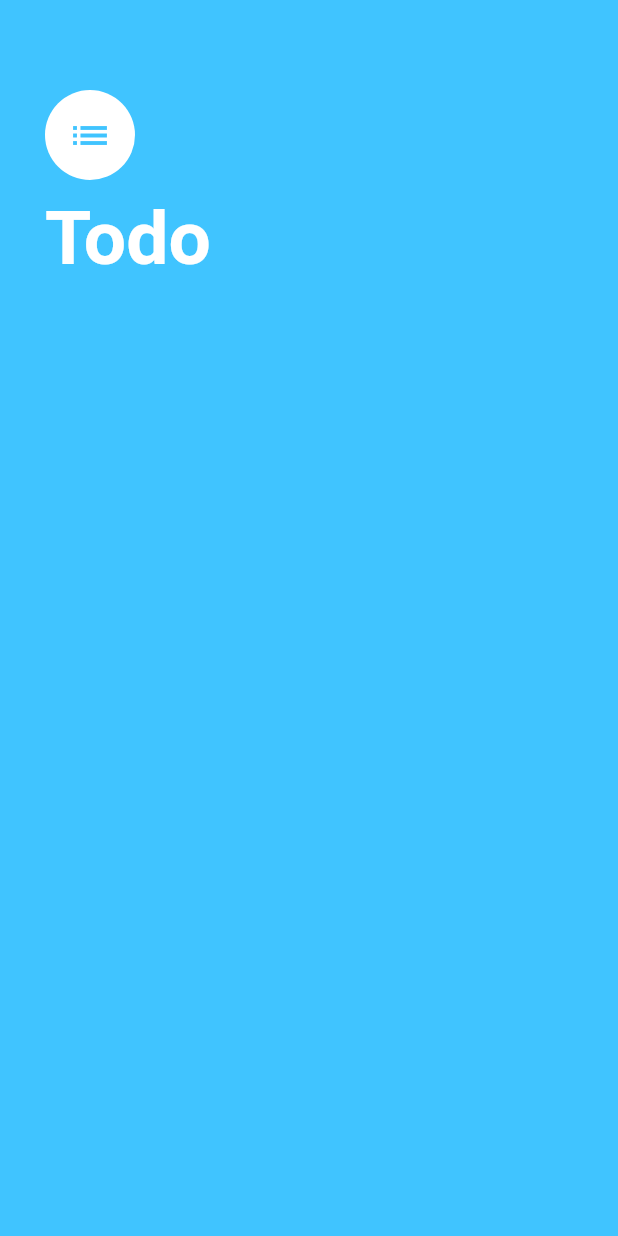
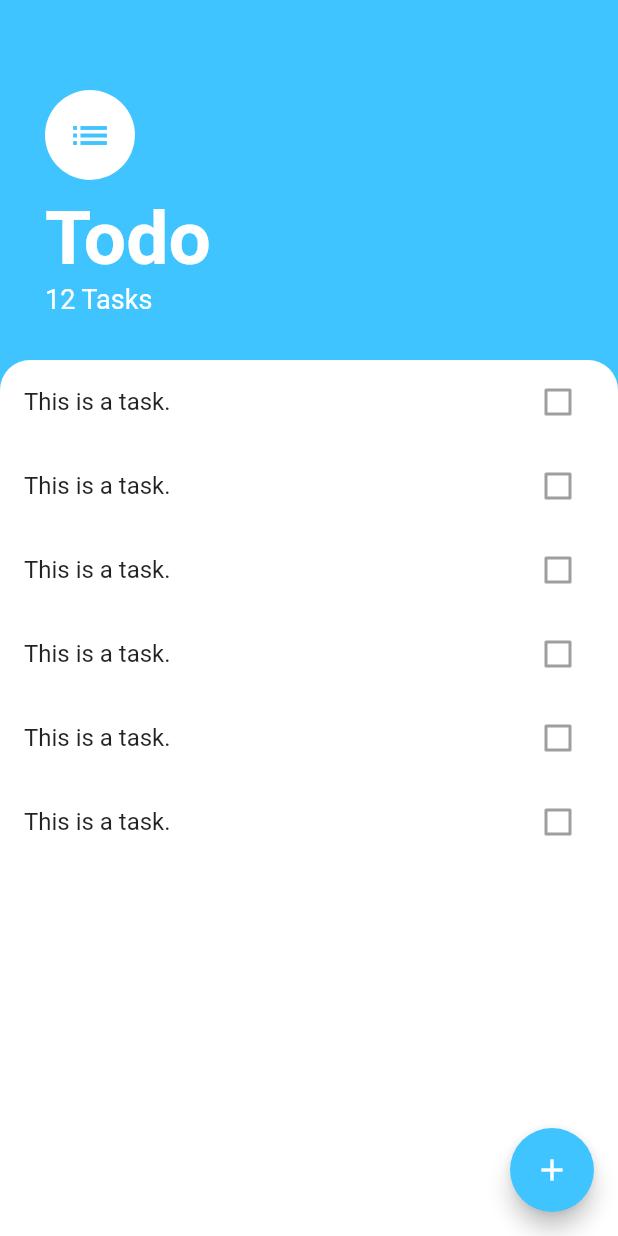
Before and after one commit to simonjv01/todo_flutter, a Flutter app: the screen it shows after launch, on a phone screen of 412 x 824 dp. Run offline on Flutter 3.47's test engine with Material 2 defaults, Android fonts, the phone set to English and light mode, and no system bars.

Commit message:
updated tasks_screen.dart

```diff
--- a/lib/screens/tasks_screen.dart
+++ b/lib/screens/tasks_screen.dart
@@ -6,8 +6,19 @@ class TasksScreen extends StatelessWidget {
   Widget build(BuildContext context) {
     return Scaffold(
       backgroundColor: Colors.lightBlueAccent,
-      body: Container(
-        padding: EdgeInsets.only(top: 60.0, left: 30.0, right: 30.0, bottom: 30.0),
+      floatingActionButton: FloatingActionButton(
+        backgroundColor: Colors.lightBlueAccent,
+        child: Icon(Icons.add),
+      ),
+      body: Column(
+        crossAxisAlignment: CrossAxisAlignment.start,
+        children: <Widget>[
+          Container(
+          padding: EdgeInsets.only(
+              top: 60.0,
+              left: 30.0,
+              right: 30.0,
+              bottom: 30.0),
           child: Column(
             crossAxisAlignment: CrossAxisAlignment.start,
             children: <Widget>[
@@ -29,9 +40,60 @@ class TasksScreen extends StatelessWidget {
                     fontWeight: FontWeight.w700
                 ),
               ),
+              Text(
+                '12 Tasks',
+                style: TextStyle(
+                  color: Colors.white,
+                  fontSize: 18,
+                ),
+              ),
+
             ],
           ),
         ),
+       Expanded(
+         child:  Container(
+          decoration: BoxDecoration(
+           color: Colors.white,
+            borderRadius: BorderRadius.only(
+            topLeft: Radius.circular(20.0),
+            topRight: Radius.circular(20.0),
+          ),
+          ),
+           child: ListView(
+             children: <Widget>[
+               ListTile(
+                 title: Text('This is a task.'),
+                 trailing: Checkbox(value: false),
+               ),
+               ListTile(
+                 title: Text('This is a task.'),
+                 trailing: Checkbox(value: false),
+               ),
+               ListTile(
+                 title: Text('This is a task.'),
+                 trailing: Checkbox(value: false),
+               ),
+               ListTile(
+                 title: Text('This is a task.'),
+                 trailing: Checkbox(value: false),
+               ),
+               ListTile(
+                 title: Text('This is a task.'),
+                 trailing: Checkbox(value: false),
+               ),
+               ListTile(
+                 title: Text('This is a task.'),
+                 trailing: Checkbox(value: false),
+               )
+             ],
+           ),
+        ),
+      ),
+        ],
+
+      ),
+
     );
   }
 }
```
Lines whose indentation alone changed are shown as unchanged.
